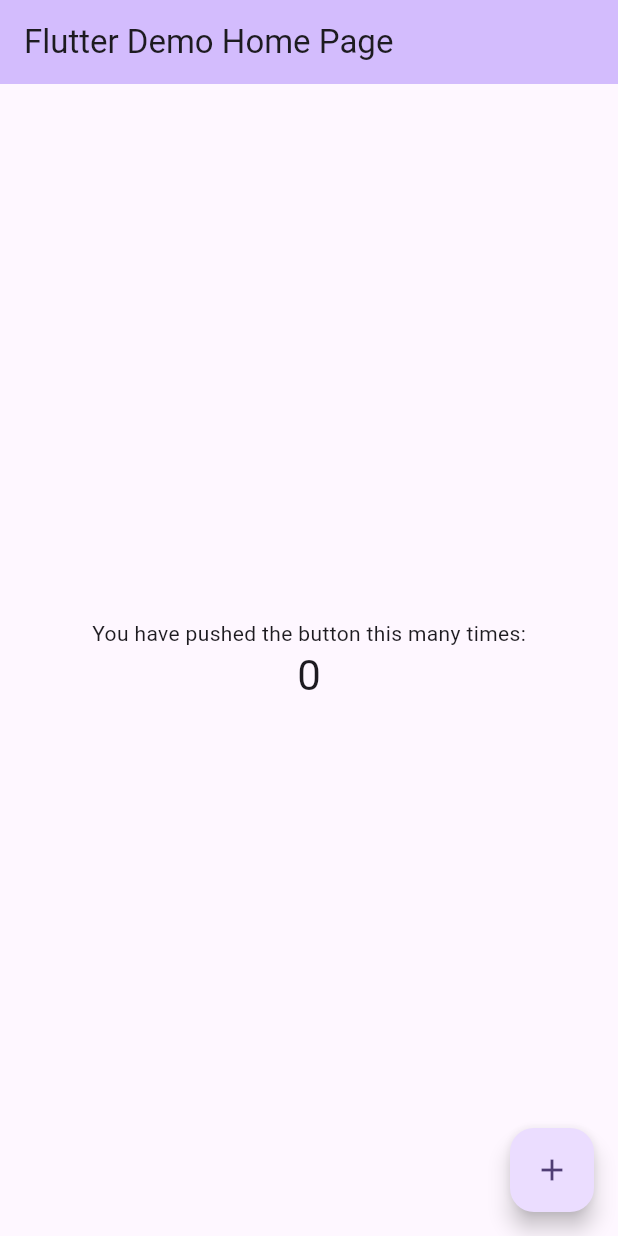
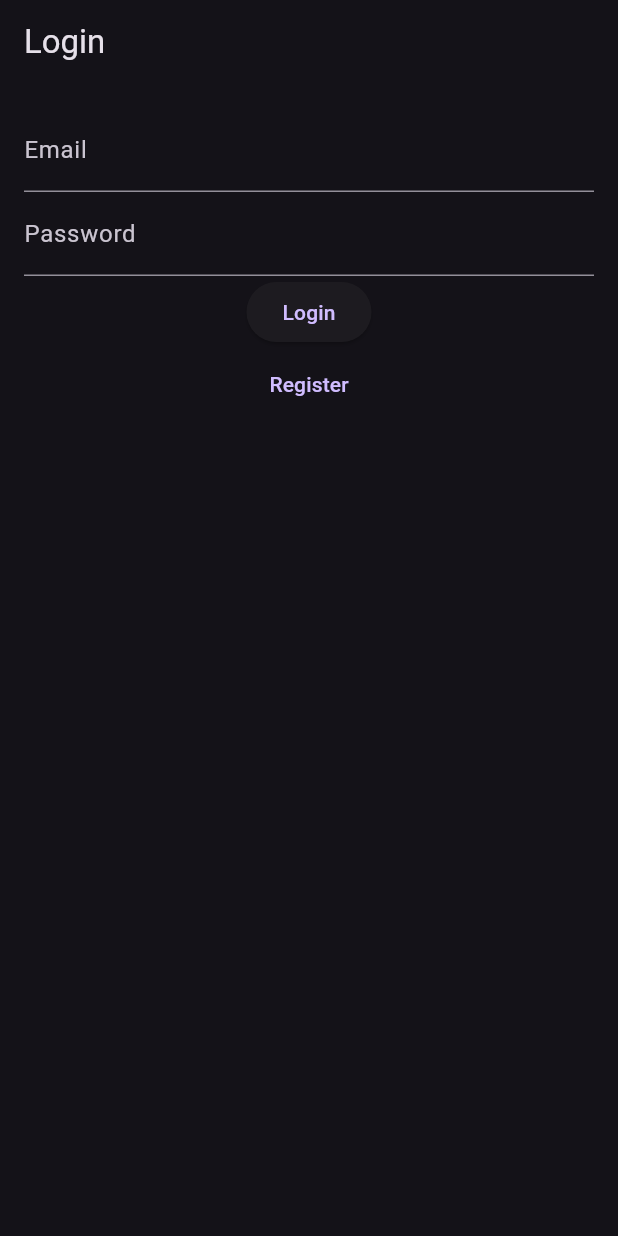
Before and after one commit to slowwwwpoke/mad_project2, a Flutter app: the screen it shows after launch, on a phone screen of 412 x 824 dp. Run offline on Flutter 3.47's test engine with Material 3 defaults, Android fonts, the phone set to English and light mode, and no system bars; our stand-ins replace cloud_firestore, firebase_auth, firebase_core; accounts and stored records are empty.

Commit message:
added basic screens and framework for utilizations to be added

```diff
--- a/lib/main.dart
+++ b/lib/main.dart
@@ -1,122 +1,24 @@
+
 import 'package:flutter/material.dart';
+import 'package:firebase_core/firebase_core.dart';
+import 'screens/auth/login_screen.dart';
+import 'screens/home_screen.dart';
+import 'services/firebase_service.dart';
 
-void main() {
-  runApp(const MyApp());
+void main() async {
+  WidgetsFlutterBinding.ensureInitialized();
+  await Firebase.initializeApp();
+  runApp(MyApp());
 }
 
 class MyApp extends StatelessWidget {
-  const MyApp({super.key});
-
-  // This widget is the root of your application.
   @override
   Widget build(BuildContext context) {
     return MaterialApp(
-      title: 'Flutter Demo',
-      theme: ThemeData(
-        // This is the theme of your application.
-        //
-        // TRY THIS: Try running your application with "flutter run". You'll see
-        // the application has a purple toolbar. Then, without quitting the app,
-        // try changing the seedColor in the colorScheme below to Colors.green
-        // and then invoke "hot reload" (save your changes or press the "hot
-        // reload" button in a Flutter-supported IDE, or press "r" if you used
-        // the command line to start the app).
-        //
-        // Notice that the counter didn't reset back to zero; the application
-        // state is not lost during the reload. To reset the state, use hot
-        // restart instead.
-        //
-        // This works for code too, not just values: Most code changes can be
-        // tested with just a hot reload.
-        colorScheme: ColorScheme.fromSeed(seedColor: Colors.deepPurple),
-      ),
-      home: const MyHomePage(title: 'Flutter Demo Home Page'),
+      title: 'Stock Tracker',
+      theme: ThemeData.dark(),
+      debugShowCheckedModeBanner: false,
+      home: FirebaseService.isUserLoggedIn() ? HomeScreen() : LoginScreen(),
     );
   }
 }
-
-class MyHomePage extends StatefulWidget {
-  const MyHomePage({super.key, required this.title});
-
-  // This widget is the home page of your application. It is stateful, meaning
-  // that it has a State object (defined below) that contains fields that affect
-  // how it looks.
-
-  // This class is the configuration for the state. It holds the values (in this
-  // case the title) provided by the parent (in this case the App widget) and
-  // used by the build method of the State. Fields in a Widget subclass are
-  // always marked "final".
-
-  final String title;
-
-  @override
-  State<MyHomePage> createState() => _MyHomePageState();
-}
-
-class _MyHomePageState extends State<MyHomePage> {
-  int _counter = 0;
-
-  void _incrementCounter() {
-    setState(() {
-      // This call to setState tells the Flutter framework that something has
-      // changed in this State, which causes it to rerun the build method below
-      // so that the display can reflect the updated values. If we changed
-      // _counter without calling setState(), then the build method would not be
-      // called again, and so nothing would appear to happen.
-      _counter++;
-    });
-  }
-
-  @override
-  Widget build(BuildContext context) {
-    // This method is rerun every time setState is called, for instance as done
-    // by the _incrementCounter method above.
-    //
-    // The Flutter framework has been optimized to make rerunning build methods
-    // fast, so that you can just rebuild anything that needs updating rather
-    // than having to individually change instances of widgets.
-    return Scaffold(
-      appBar: AppBar(
-        // TRY THIS: Try changing the color here to a specific color (to
-        // Colors.amber, perhaps?) and trigger a hot reload to see the AppBar
-        // change color while the other colors stay the same.
-        backgroundColor: Theme.of(context).colorScheme.inversePrimary,
-        // Here we take the value from the MyHomePage object that was created by
-        // the App.build method, and use it to set our appbar title.
-        title: Text(widget.title),
-      ),
-      body: Center(
-        // Center is a layout widget. It takes a single child and positions it
-        // in the middle of the parent.
-        child: Column(
-          // Column is also a layout widget. It takes a list of children and
-          // arranges them vertically. By default, it sizes itself to fit its
-          // children horizontally, and tries to be as tall as its parent.
-          //
-          // Column has various properties to control how it sizes itself and
-          // how it positions its children. Here we use mainAxisAlignment to
-          // center the children vertically; the main axis here is the vertical
-          // axis because Columns are vertical (the cross axis would be
-          // horizontal).
-          //
-          // TRY THIS: Invoke "debug painting" (choose the "Toggle Debug Paint"
-          // action in the IDE, or press "p" in the console), to see the
-          // wireframe for each widget.
-          mainAxisAlignment: MainAxisAlignment.center,
-          children: <Widget>[
-            const Text('You have pushed the button this many times:'),
-            Text(
-              '$_counter',
-              style: Theme.of(context).textTheme.headlineMedium,
-            ),
-          ],
-        ),
-      ),
-      floatingActionButton: FloatingActionButton(
-        onPressed: _incrementCounter,
-        tooltip: 'Increment',
-        child: const Icon(Icons.add),
-      ), // This trailing comma makes auto-formatting nicer for build methods.
-    );
-  }
-}
--- /dev/null
+++ b/lib/models/stock.dart
@@ -0,0 +1,32 @@
+
+class Stock {
+  final String symbol;
+  final String name;
+  final double price;
+  final String category;
+
+  Stock({
+    required this.symbol,
+    required this.name,
+    required this.price,
+    required this.category,
+  });
+
+  factory Stock.fromJson(Map<String, dynamic> json) {
+    return Stock(
+      symbol: json['symbol'],
+      name: json['description'] ?? json['symbol'],
+      price: json['price'] ?? 0.0,
+      category: json['category'] ?? 'General',
+    );
+  }
+
+  Map<String, dynamic> toMap() {
+    return {
+      'symbol': symbol,
+      'name': name,
+      'price': price,
+      'category': category,
+    };
+  }
+}
--- /dev/null
+++ b/lib/screens/auth/login_screen.dart
@@ -0,0 +1,44 @@
+
+import 'package:flutter/material.dart';
+import '../../services/firebase_service.dart';
+import '../home_screen.dart';
+import 'register_screen.dart';
+
+class LoginScreen extends StatefulWidget {
+  @override
+  _LoginScreenState createState() => _LoginScreenState();
+}
+
+class _LoginScreenState extends State<LoginScreen> {
+  final emailController = TextEditingController();
+  final passwordController = TextEditingController();
+  String error = '';
+
+  void _login() async {
+    try {
+      await FirebaseService.login(emailController.text, passwordController.text);
+      Navigator.pushReplacement(context, MaterialPageRoute(builder: (_) => HomeScreen()));
+    } catch (e) {
+      setState(() => error = 'Login failed: ${e.toString()}');
+    }
+  }
+
+  @override
+  Widget build(BuildContext context) {
+    return Scaffold(
+      appBar: AppBar(title: Text("Login")),
+      body: Padding(
+        padding: EdgeInsets.all(16),
+        child: Column(
+          children: [
+            TextField(controller: emailController, decoration: InputDecoration(labelText: "Email")),
+            TextField(controller: passwordController, obscureText: true, decoration: InputDecoration(labelText: "Password")),
+            ElevatedButton(onPressed: _login, child: Text("Login")),
+            TextButton(onPressed: () => Navigator.push(context, MaterialPageRoute(builder: (_) => RegisterScreen())), child: Text("Register")),
+            if (error.isNotEmpty) Text(error, style: TextStyle(color: Colors.red)),
+          ],
+        ),
+      ),
+    );
+  }
+}
--- /dev/null
+++ b/lib/services/firebase_service.dart
@@ -0,0 +1,44 @@
+
+import 'package:cloud_firestore/cloud_firestore.dart';
+import 'package:firebase_auth/firebase_auth.dart';
+import '../models/stock.dart';
+
+class FirebaseService {
+  static final _auth = FirebaseAuth.instance;
+  static final _firestore = FirebaseFirestore.instance;
+
+  static bool isUserLoggedIn() => _auth.currentUser != null;
+
+  static Future<void> signUp(String email, String password) async {
+    await _auth.createUserWithEmailAndPassword(email: email, password: password);
+  }
+
+  static Future<void> login(String email, String password) async {
+    await _auth.signInWithEmailAndPassword(email: email, password: password);
+  }
+
+  static Future<void> logout() async {
+    await _auth.signOut();
+  }
+
+  static Future<void> saveToWatchlist(Stock stock) async {
+    final uid = _auth.currentUser!.uid;
+    await _firestore.collection('users').doc(uid).collection('watchlist').doc(stock.symbol).set(stock.toMap());
+  }
+
+  static Stream<List<Stock>> getWatchlist() {
+    final uid = _auth.currentUser!.uid;
+    return _firestore
+        .collection('users')
+        .doc(uid)
+        .collection('watchlist')
+        .snapshots()
+        .map((snapshot) =>
+            snapshot.docs.map((doc) => Stock.fromJson(doc.data())).toList());
+  }
+
+  static Future<void> deleteFromWatchlist(String symbol) async {
+    final uid = _auth.currentUser!.uid;
+    await _firestore.collection('users').doc(uid).collection('watchlist').doc(symbol).delete();
+  }
+}
--- a/pubspec.yaml
+++ b/pubspec.yaml
@@ -34,6 +34,9 @@ dependencies:
   # The following adds the Cupertino Icons font to your application.
   # Use with the CupertinoIcons class for iOS style icons.
   cupertino_icons: ^1.0.8
+  http: ^1.3.0
+  cloud_firestore: ^5.6.6
+  firebase_auth: ^5.5.2
 
 dev_dependencies:
   flutter_test:
```
Also changed, not shown: lib/models/news_article.dart (added, +23 -0 lines), lib/screens/auth/register_screen.dart (added, +42 -0 lines), lib/screens/home_screen.dart (added, +37 -0 lines), lib/services/finnhub_service.dart (added, +43 -0 lines), lib/screens/news_screen.dart (added), lib/screens/stock_detail_screen.dart (added), lib/screens/watchlist_screen.dart (added), lib/utils/constants.dart (added), lib/widgets/category_selector.dart (added), lib/widgets/chart_widget.dart (added), lib/widgets/stock_tile.dart (added), pubspec.lock, 3 other files.
